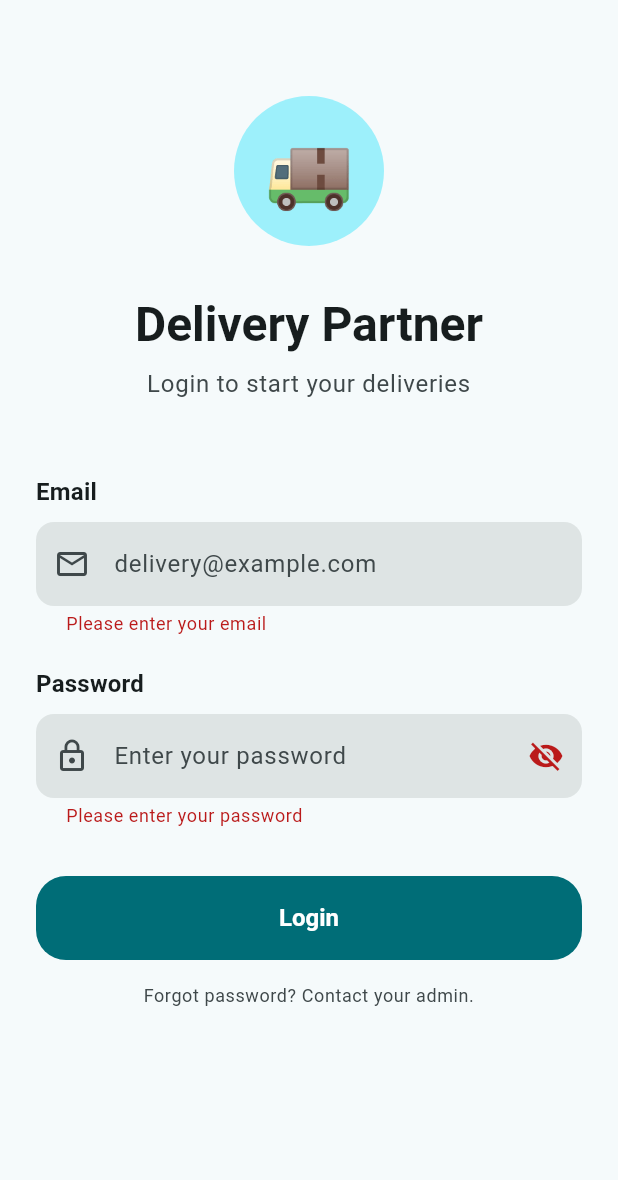
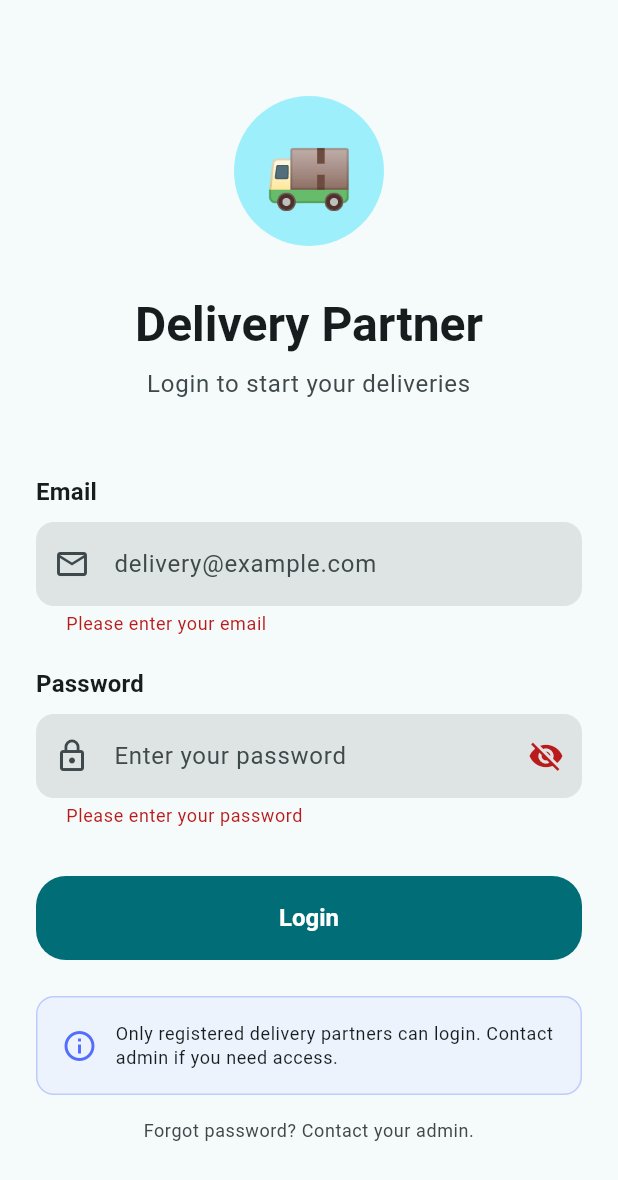
Before and after one commit to auryviainfotech/milkdelivery, a Flutter app: the screen it shows after launch, after a tap on "Login", on a phone screen of 412 x 824 dp. Shown: the top 1180 px of the screen. Run offline on Flutter 3.47's test engine with Material 3 defaults, Android fonts, the phone set to English and light mode, and no system bars; our stand-ins replace data_table_2, flutter_dotenv, flutter_riverpod, freezed_annotation, geocoding, geolocator and 6 more; missing offline and left inert: dart:html, mobile_scanner; accounts and stored records are empty.

Commit message:
Restrict delivery app login to registered delivery persons only
Only profiles created in admin panel with role delivery can login

Co-authored-by: Cursor <cursoragent@cursor.com>

```diff
--- a/apps/delivery_app/lib/features/auth/screens/delivery_login_screen.dart
+++ b/apps/delivery_app/lib/features/auth/screens/delivery_login_screen.dart
@@ -39,6 +39,24 @@ class _DeliveryLoginScreenState extends ConsumerState<DeliveryLoginScreen> {
       final email = _emailController.text.trim().toLowerCase();
       final password = _passwordController.text;
 
+      // First, check if this email exists in profiles with role 'delivery'
+      // This prevents random users from even attempting to authenticate
+      final profileCheck = await SupabaseService.client
+          .from('profiles')
+          .select('id, role, email')
+          .eq('email', email)
+          .maybeSingle();
+
+      if (profileCheck == null) {
+        throw Exception('NOT_REGISTERED');
+      }
+
+      final role = profileCheck['role'];
+      if (role != 'delivery' && role != 'admin') {
+        throw Exception('NOT_DELIVERY_PERSON');
+      }
+
+      // Only proceed with authentication if profile exists and has correct role
       final authResponse = await SupabaseService.client.auth.signInWithPassword(
         email: email,
         password: password,
@@ -49,6 +67,7 @@ class _DeliveryLoginScreenState extends ConsumerState<DeliveryLoginScreen> {
         throw Exception('Login failed');
       }
 
+      // Fetch full profile data
       final response = await SupabaseService.client
           .from('profiles')
           .select()
@@ -57,13 +76,14 @@ class _DeliveryLoginScreenState extends ConsumerState<DeliveryLoginScreen> {
 
       if (response == null) {
         await SupabaseService.client.auth.signOut();
-        throw Exception('Delivery account not linked');
+        throw Exception('PROFILE_NOT_LINKED');
       }
 
-      final role = response['role'];
-      if (role != 'delivery' && role != 'admin') {
+      // Double-check role after authentication
+      final userRole = response['role'];
+      if (userRole != 'delivery' && userRole != 'admin') {
         await SupabaseService.client.auth.signOut();
-        throw Exception('Access denied');
+        throw Exception('NOT_DELIVERY_PERSON');
       }
 
       // Store the profile ID for later use
@@ -86,6 +106,7 @@ class _DeliveryLoginScreenState extends ConsumerState<DeliveryLoginScreen> {
           SnackBar(
             content: Text(_getErrorMessage(e.toString())),
             backgroundColor: Colors.red,
+            duration: const Duration(seconds: 4),
           ),
         );
       }
@@ -97,12 +118,18 @@ class _DeliveryLoginScreenState extends ConsumerState<DeliveryLoginScreen> {
   }
 
   String _getErrorMessage(String error) {
-    if (error.contains('Invalid login credentials')) {
-      return 'Wrong phone number or password';
+    if (error.contains('NOT_REGISTERED')) {
+      return 'You are not registered as a delivery partner. Please contact admin.';
+    } else if (error.contains('NOT_DELIVERY_PERSON')) {
+      return 'Access denied. Only registered delivery partners can login.';
+    } else if (error.contains('PROFILE_NOT_LINKED')) {
+      return 'Account not properly set up. Please contact admin.';
+    } else if (error.contains('Invalid login credentials')) {
+      return 'Wrong email or password. Please try again.';
     } else if (error.contains('Email not confirmed')) {
       return 'Account not activated. Contact admin.';
     }
-    return 'Login failed. Please try again.';
+    return 'Login failed. Please contact admin if the problem persists.';
   }
 
   @override
@@ -228,6 +255,37 @@ class _DeliveryLoginScreenState extends ConsumerState<DeliveryLoginScreen> {
                         )
                       : const Text('Login'),
                 ),
+                const SizedBox(height: 24),
+
+                // Notice box
+                Container(
+                  padding: const EdgeInsets.all(16),
+                  decoration: BoxDecoration(
+                    color: colorScheme.tertiaryContainer.withOpacity(0.3),
+                    borderRadius: BorderRadius.circular(12),
+                    border: Border.all(
+                      color: colorScheme.tertiary.withOpacity(0.3),
+                    ),
+                  ),
+                  child: Row(
+                    children: [
+                      Icon(
+                        Icons.info_outline,
+                        color: colorScheme.tertiary,
+                        size: 24,
+                      ),
+                      const SizedBox(width: 12),
+                      Expanded(
+                        child: Text(
+                          'Only registered delivery partners can login. Contact admin if you need access.',
+                          style: theme.textTheme.bodySmall?.copyWith(
+                            color: colorScheme.onSurface,
+                          ),
+                        ),
+                      ),
+                    ],
+                  ),
+                ),
                 const SizedBox(height: 16),
 
                 // Help text
```
